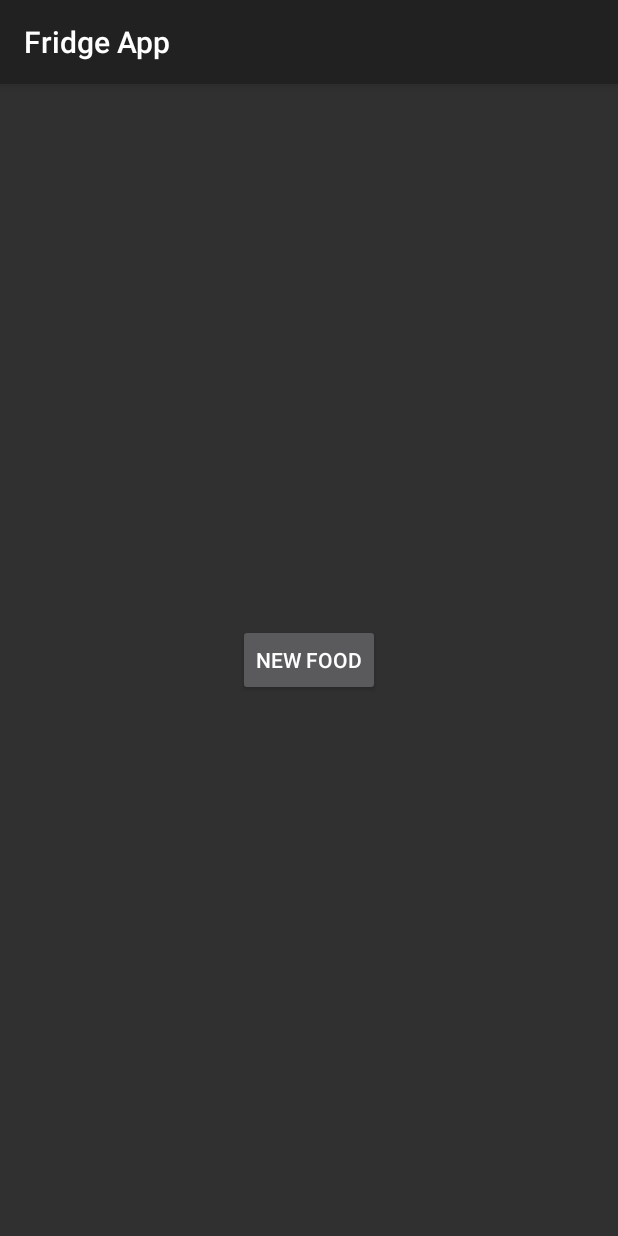
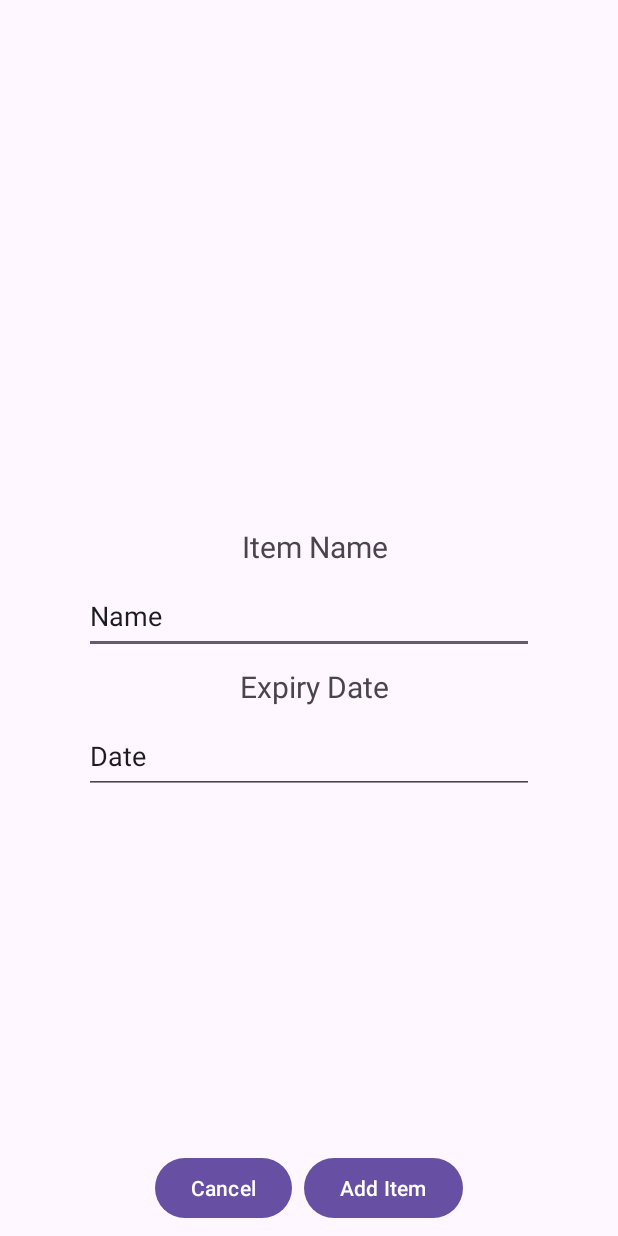
Before and after one commit to DylanL0ng/FridgeApp, an Android app: the screen it shows after launch (MainActivity before the commit, CreateNewFoodItem after it), on a phone screen of 412 x 824 dp. Run offline under Robolectric (Android 15) with nearby library versions, the phone set to English and light mode, and no system bars; libraries missing offline, so code that uses them is left out: com.google.zxing.client, com.google.zxing.integration, com.journeyapps.barcodescanner.

Commit message:
New Food Item intent created

```diff
--- a/app/build.gradle.kts
+++ b/app/build.gradle.kts
@@ -43,8 +43,6 @@ dependencies {
     // https://github.com/journeyapps/zxing-android-embedded
     implementation("com.google.zxing:core:3.4.1")
     implementation("com.journeyapps:zxing-android-embedded:4.3.0")
-//    implementation("com.google.zxing:core:3.4.1")
-//    implementation("com.journeyapps:zxing-android-embedded:4.3.0")
 
     testImplementation("junit:junit:4.13.2")
     androidTestImplementation("androidx.test.ext:junit:1.1.5")
--- a/app/src/main/AndroidManifest.xml
+++ b/app/src/main/AndroidManifest.xml
@@ -19,6 +19,9 @@
         android:theme="@style/Theme.FridgeApp"
         tools:targetApi="34">
         <activity
+            android:name=".CreateNewFoodItem"
+            android:exported="false" />
+        <activity
             android:name=".BarcodeScanner"
             android:exported="false"
             android:label="@string/title_activity_barcode_scanner"
@@ -28,8 +31,7 @@
         <activity
             android:name=".MainActivity"
             android:exported="true"
-            android:theme="@style/Theme.Design"
-            >
+            android:theme="@style/Theme.Design">
             <intent-filter>
                 <action android:name="android.intent.action.MAIN" />
 
--- /dev/null
+++ b/app/src/main/java/com/dylanlong/fridgeapp/CreateNewFoodItem.java
@@ -0,0 +1,14 @@
+package com.dylanlong.fridgeapp;
+
+import androidx.appcompat.app.AppCompatActivity;
+
+import android.os.Bundle;
+
+public class CreateNewFoodItem extends AppCompatActivity {
+
+    @Override
+    protected void onCreate(Bundle savedInstanceState) {
+        super.onCreate(savedInstanceState);
+        setContentView(R.layout.activity_create_new_food_item);
+    }
+}
--- a/app/src/main/java/com/dylanlong/fridgeapp/MainActivity.java
+++ b/app/src/main/java/com/dylanlong/fridgeapp/MainActivity.java
@@ -7,15 +7,36 @@ import androidx.appcompat.app.AppCompatActivity;
 import android.content.Intent;
 import android.os.Bundle;
 
+import android.util.Log;
 import android.view.View;
 import android.widget.Button;
 import android.widget.Toast;
 
+import com.google.zxing.client.android.Intents;
 import com.google.zxing.integration.android.IntentIntegrator;
 import com.google.zxing.integration.android.IntentResult;
+import com.journeyapps.barcodescanner.ScanContract;
+import com.journeyapps.barcodescanner.ScanOptions;
 
 public class MainActivity extends AppCompatActivity {
     Button btn_scan;
+    private final ActivityResultLauncher<ScanOptions> barcodeLauncher = registerForActivityResult(new ScanContract(),
+            result -> {
+                if(result.getContents() == null) {
+                    Intent originalIntent = result.getOriginalIntent();
+                    if (originalIntent == null) {
+                        Log.d("MainActivity", "Cancelled scan");
+                        Toast.makeText(MainActivity.this, "Cancelled", Toast.LENGTH_LONG).show();
+                    } else if(originalIntent.hasExtra(Intents.Scan.MISSING_CAMERA_PERMISSION)) {
+                        Log.d("MainActivity", "Cancelled scan due to missing camera permission");
+                        Toast.makeText(MainActivity.this, "Cancelled due to missing camera permission", Toast.LENGTH_LONG).show();
+                    }
+                } else {
+                    String barcode = result.getContents();
+                    Toast.makeText(MainActivity.this, barcode, Toast.LENGTH_LONG).show();
+                }
+            });
+
     @Override
     protected void onCreate(Bundle savedInstanceState) {
         super.onCreate(savedInstanceState);
@@ -25,25 +46,16 @@ public class MainActivity extends AppCompatActivity {
         btn_scan.setOnClickListener(new View.OnClickListener() {
             @Override
             public void onClick(View v) {
-                IntentIntegrator intentIntegrator = new IntentIntegrator(MainActivity.this);
-                intentIntegrator.setOrientationLocked(false);
-                intentIntegrator.setPrompt("Scan a barcode");
-                intentIntegrator.setDesiredBarcodeFormats(IntentIntegrator.ALL_CODE_TYPES);
-                intentIntegrator.initiateScan();
+                ScanOptions options = new ScanOptions();
+                options.setOrientationLocked(true);
+                options.setPrompt("Scan a barcode");
+                options.setCaptureActivity(BarcodeScanner.class);
+                options.setDesiredBarcodeFormats(ScanOptions.ALL_CODE_TYPES);
+                barcodeLauncher.launch(options);
             }
         });
-    }
 
-    @Override
-    protected void onActivityResult(int requestCode, int resultCode, @Nullable Intent data) {
-        IntentResult intentResult = IntentIntegrator.parseActivityResult(requestCode, resultCode, data);
-        if (intentResult != null) {
-            String contents = intentResult.getContents();
-            if (contents != null) {
-                Toast.makeText(this, contents, Toast.LENGTH_LONG);
-            }
-        } else {
-            super.onActivityResult(requestCode, resultCode, data);
-        }
+        Intent intent = new Intent(this, CreateNewFoodItem.class);
+        startActivity(intent);
     }
 }
--- /dev/null
+++ b/app/src/main/res/layout/activity_create_new_food_item.xml
@@ -0,0 +1,91 @@
+<?xml version="1.0" encoding="utf-8"?>
+<androidx.constraintlayout.widget.ConstraintLayout xmlns:android="http://schemas.android.com/apk/res/android"
+    xmlns:app="http://schemas.android.com/apk/res-auto"
+    xmlns:tools="http://schemas.android.com/tools"
+    android:layout_width="match_parent"
+    android:layout_height="match_parent"
+    tools:context=".CreateNewFoodItem">
+
+    <LinearLayout
+        android:id="@+id/linearLayout"
+        android:layout_width="wrap_content"
+        android:layout_height="wrap_content"
+        android:layout_marginBottom="8dp"
+        android:gravity="center_horizontal"
+        android:orientation="horizontal"
+        app:layout_constraintBottom_toBottomOf="parent"
+        app:layout_constraintEnd_toEndOf="parent"
+        app:layout_constraintStart_toStartOf="parent">
+
+        <Button
+            android:id="@+id/cancel_btn"
+            android:layout_width="wrap_content"
+            android:layout_height="wrap_content"
+            android:layout_marginRight="4dp"
+            android:text="Cancel" />
+
+        <Button
+            android:id="@+id/addItem_btn"
+            android:layout_width="wrap_content"
+            android:layout_height="wrap_content"
+            android:layout_marginLeft="4dp"
+            android:text="Add Item" />
+    </LinearLayout>
+
+    <LinearLayout
+        android:layout_width="wrap_content"
+        android:layout_height="wrap_content"
+        android:gravity="center_horizontal"
+        android:orientation="vertical"
+        app:layout_constraintBottom_toTopOf="@+id/linearLayout"
+        app:layout_constraintEnd_toEndOf="parent"
+        app:layout_constraintStart_toStartOf="parent"
+        app:layout_constraintTop_toTopOf="parent">
+
+        <ImageView
+            android:id="@+id/foodImage"
+            android:layout_width="wrap_content"
+            android:layout_height="wrap_content"
+            android:layout_marginTop="80dp"
+            tools:srcCompat="@tools:sample/avatars" />
+
+        <TextView
+            android:id="@+id/itemName"
+            android:layout_width="wrap_content"
+            android:layout_height="wrap_content"
+            android:layout_marginStart="4dp"
+            android:layout_marginTop="32dp"
+            android:text="Item Name"
+            android:textSize="20sp" />
+
+        <EditText
+            android:id="@+id/editTextText"
+            android:layout_width="300dp"
+            android:layout_height="50dp"
+            android:layout_marginTop="8dp"
+            android:ems="10"
+            android:inputType="text"
+            android:text="Name" />
+
+        <TextView
+            android:id="@+id/itemExpiryDate"
+            android:layout_width="wrap_content"
+            android:layout_height="wrap_content"
+            android:layout_marginStart="4dp"
+            android:layout_marginTop="8dp"
+            android:text="Expiry Date"
+            android:textSize="20sp" />
+
+        <EditText
+            android:id="@+id/editTextDate2"
+            android:layout_width="wrap_content"
+            android:layout_height="50dp"
+            android:layout_marginTop="8dp"
+            android:width="300dp"
+            android:ems="10"
+            android:inputType="date"
+            android:text="Date"
+            android:textAlignment="viewStart" />
+    </LinearLayout>
+
+</androidx.constraintlayout.widget.ConstraintLayout>
```
